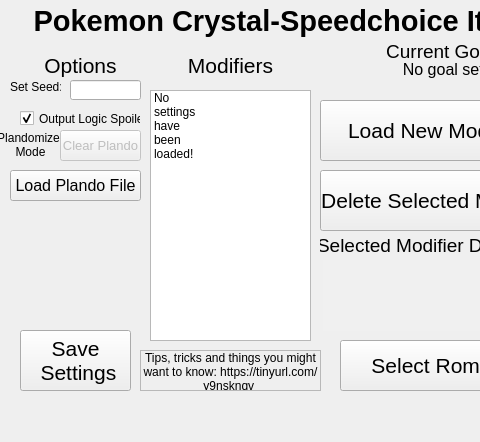
Qt form QTGUIDesign.ui (erudnick-cohen/Pokemon-Crystal-Item-Randomizer) before a commit; both pictures show x 0 to 480 and y 0 to 442 of the 800 by 442 pixel window.
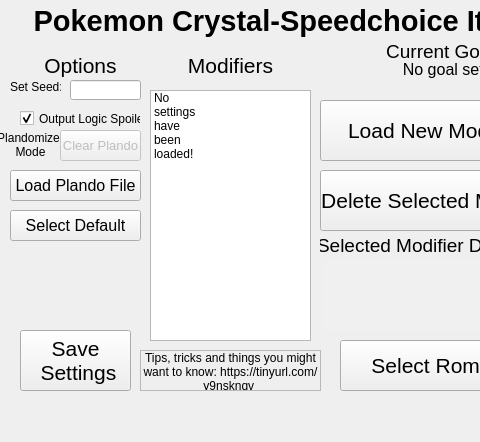
The same form after that commit.

Commit message: Added a set default mode option

Diff of the .ui file:
```diff
--- a/QTGUIDesign.ui
+++ b/QTGUIDesign.ui
@@ -740,6 +740,24 @@
      <string>Clear Plando</string>
     </property>
    </widget>
+   <widget class="QPushButton" name="DefaultSettings">
+    <property name="geometry">
+     <rect>
+      <x>10</x>
+      <y>210</y>
+      <width>131</width>
+      <height>31</height>
+     </rect>
+    </property>
+    <property name="font">
+     <font>
+      <pointsize>12</pointsize>
+     </font>
+    </property>
+    <property name="text">
+     <string>Select Default</string>
+    </property>
+   </widget>
   </widget>
   <widget class="QMenuBar" name="menubar">
    <property name="geometry">
```
The commit also changes 3 other files.
